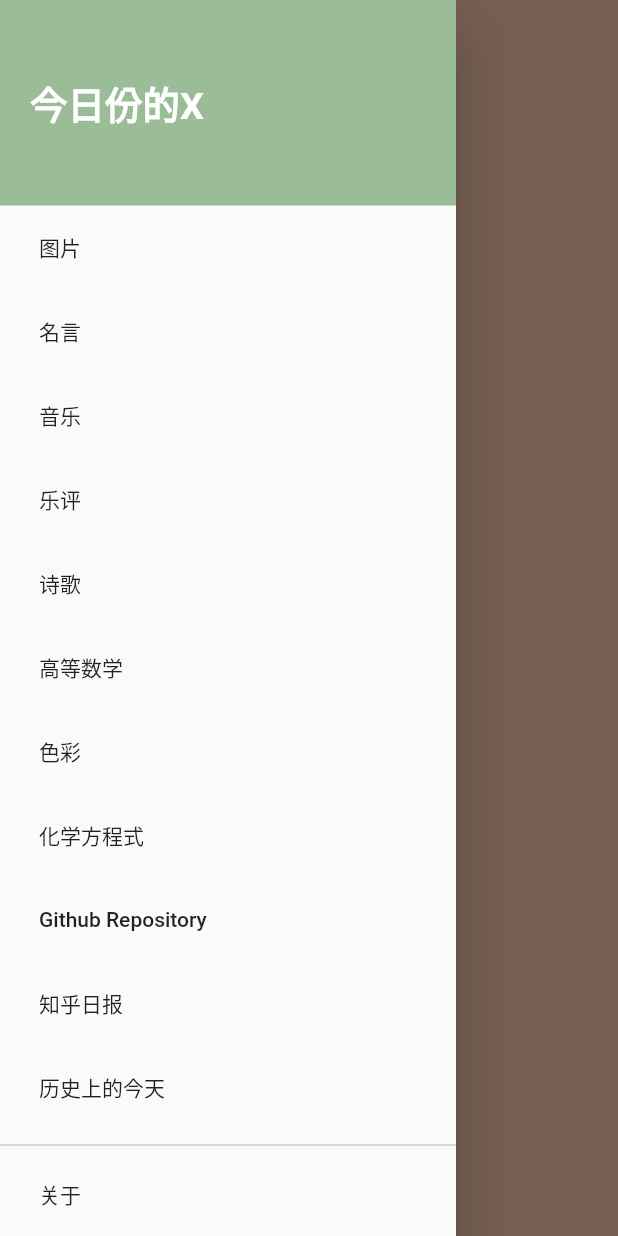
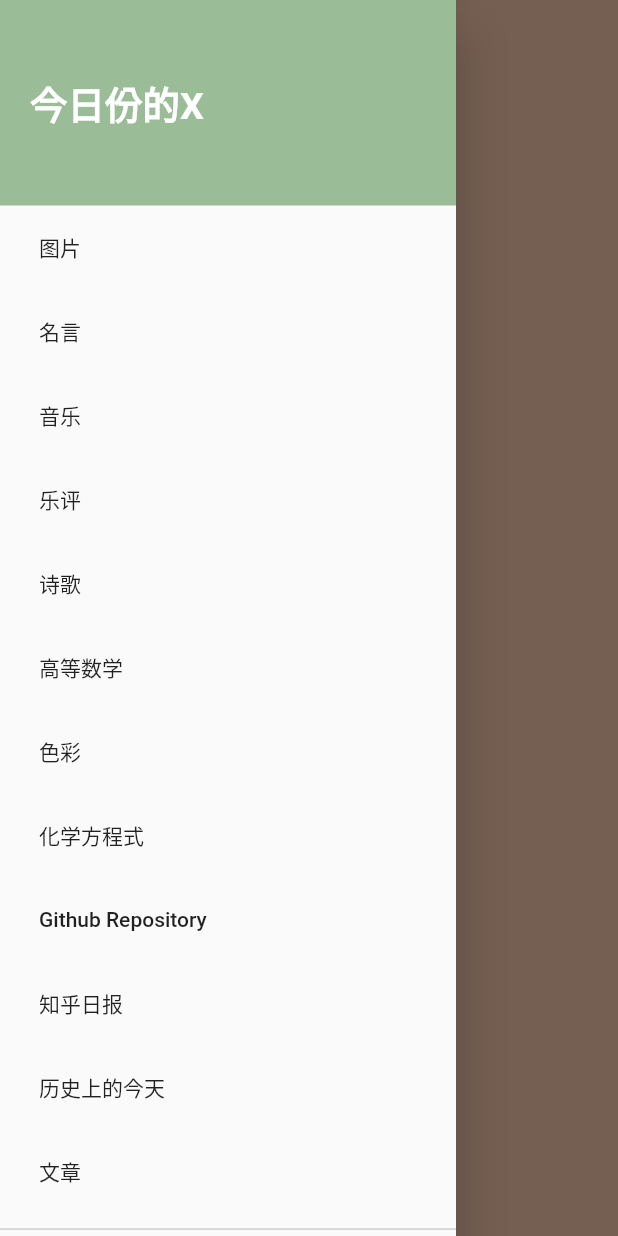
Before and after one commit to shuiRong/TodayX, a Flutter app: the screen it shows after launch, with the side drawer open, on a phone screen of 412 x 824 dp. Run offline on Flutter 3.47's test engine with Material 2 defaults, Android fonts, the phone set to English and light mode, and no system bars; our stand-ins replace audioplayers, auto_size_text, flutter_easyrefresh, flutter_icons; network calls fail; project files that could hold a hidden picture were left out.

Commit message:
增加每日一文

```diff
--- a/lib/main.dart
+++ b/lib/main.dart
@@ -61,6 +61,7 @@ class RandomWordsState extends State<RandomWords>
   };
   Map zhihuDaily = {'title': ''};
   Map today = {'day': '', 'content': ''};
+  Map oneArticle = {'author': '', 'title': '', 'content': ''};
 
   TabController _tabController;
   AudioPlayer audioPlayer = AudioPlayer();
@@ -76,11 +77,12 @@ class RandomWordsState extends State<RandomWords>
   GlobalKey<RefreshHeaderState> _headerKey9 = GlobalKey<RefreshHeaderState>();
   GlobalKey<RefreshHeaderState> _headerKey10 = GlobalKey<RefreshHeaderState>();
   GlobalKey<RefreshHeaderState> _headerKey11 = GlobalKey<RefreshHeaderState>();
+  GlobalKey<RefreshHeaderState> _headerKey12 = GlobalKey<RefreshHeaderState>();
 
   @override
   void initState() {
     super.initState();
-    _tabController = TabController(vsync: this, length: 11);
+    _tabController = TabController(vsync: this, length: 12);
   }
 
   @override
@@ -97,6 +99,7 @@ class RandomWordsState extends State<RandomWords>
     _loadRepo();
     _loadZhihuDaily();
     _loadTodayInHistory();
+    _loadOneArticle();
   }
 
   @override
@@ -118,7 +121,7 @@ class RandomWordsState extends State<RandomWords>
   Widget build(BuildContext context) {
     return Scaffold(
         body: DefaultTabController(
-          length: 11,
+          length: 12,
           child: Scaffold(
             appBar: null,
             body: TabBarView(
@@ -134,7 +137,8 @@ class RandomWordsState extends State<RandomWords>
                 _buildChemical(),
                 _buildRepo(),
                 _buildZhihuDaily(),
-                _buildTodayInHistory()
+                _buildTodayInHistory(),
+                _buildOneArticle(),
               ],
             ),
           ),
@@ -220,6 +224,12 @@ class RandomWordsState extends State<RandomWords>
                       title: Text('历史上的今天'),
                       onTap: () {
                         to(10);
+                      },
+                    ),
+                    ListTile(
+                      title: Text('文章'),
+                      onTap: () {
+                        to(11);
                       },
                     )
                   ])),
@@ -1067,4 +1077,62 @@ class RandomWordsState extends State<RandomWords>
       },
     );
   }
+
+  _loadOneArticle(){
+    API.oneArticle().then((result) {
+      setState(() {
+        oneArticle = result;
+      });
+    });
+  }
+
+  _buildOneArticle() {
+    final int textColor = 0xFFFFF1D0;
+    final height = MediaQuery.of(context).size.height;
+
+    return EasyRefresh(
+      refreshHeader: MaterialHeader(
+        key: _headerKey12,
+      ),
+      child: Container(
+        color: Colors.blueGrey,
+        height: height,
+        alignment: Alignment.center,
+        child: Container(
+          padding: EdgeInsets.fromLTRB(0, 30, 0, 0),
+          child: Column(
+            mainAxisAlignment: MainAxisAlignment.start,
+            children: <Widget>[
+              //标题
+              Text(
+                oneArticle['title'],
+                style: TextStyle(
+                  color: Color(textColor),
+                  fontSize: 18,
+                ),
+              ),
+              //作者
+              Text(
+                oneArticle['author'],
+              ),
+              //正文
+              Expanded(
+                child: SingleChildScrollView(
+                  child: Text(
+                    oneArticle['content'],
+                    style: TextStyle(
+                      fontSize: 16,
+                    ),
+                  ),
+                ),
+              ),
+            ],
+          ),
+        ),
+      ),
+      onRefresh: () async {
+        _loadOneArticle();
+      },
+    );
+  }
 }
--- a/lib/util/api.dart
+++ b/lib/util/api.dart
@@ -131,4 +131,19 @@ class API {
 
     return {'day': data['day'], 'content': content[index]};
   }
+
+  static Future<Map> oneArticle() async {
+    var url = "https://interface.meiriyiwen.com/article/today?dev=1";
+    String body = await Request.get(url);
+    var obj = json.decode(body);
+    String content = obj['data']['content'];
+    content = content.replaceAll('\<\/p\>','');
+    content = content.replaceFirst('\<p\>','        ');
+    content = content.replaceAll('\<p\>','\n        ');
+    return {
+      'author': obj['data']['author'],
+      'title': obj['data']['title'],
+      'content': content
+    };
+  }
 }
```
